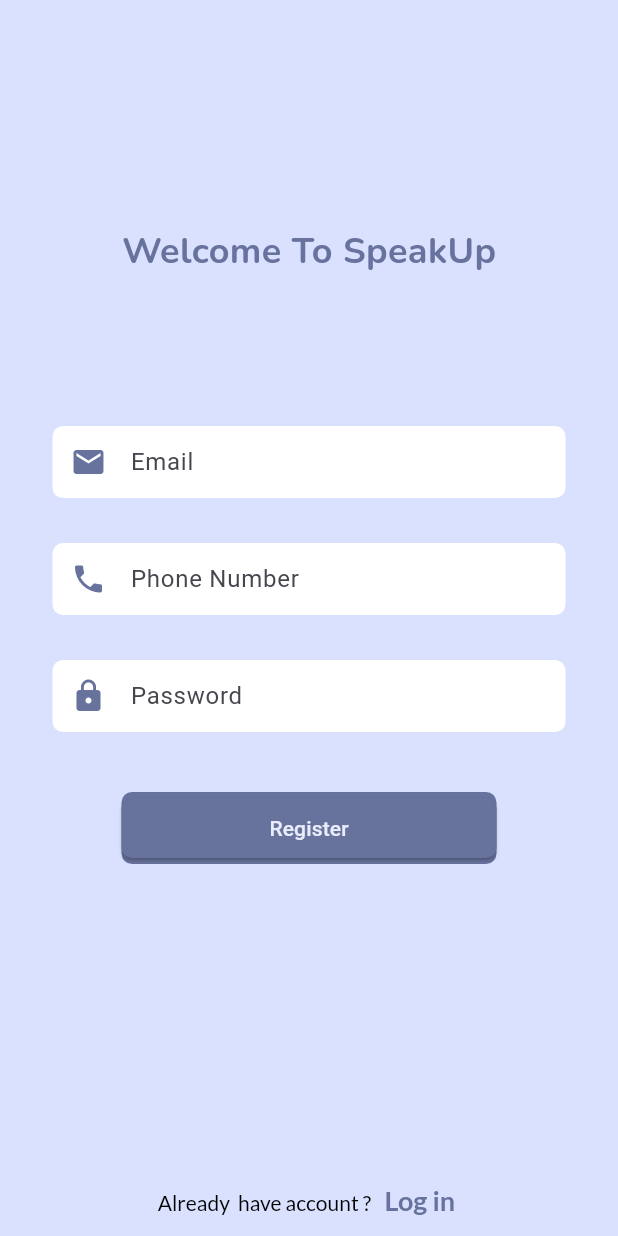
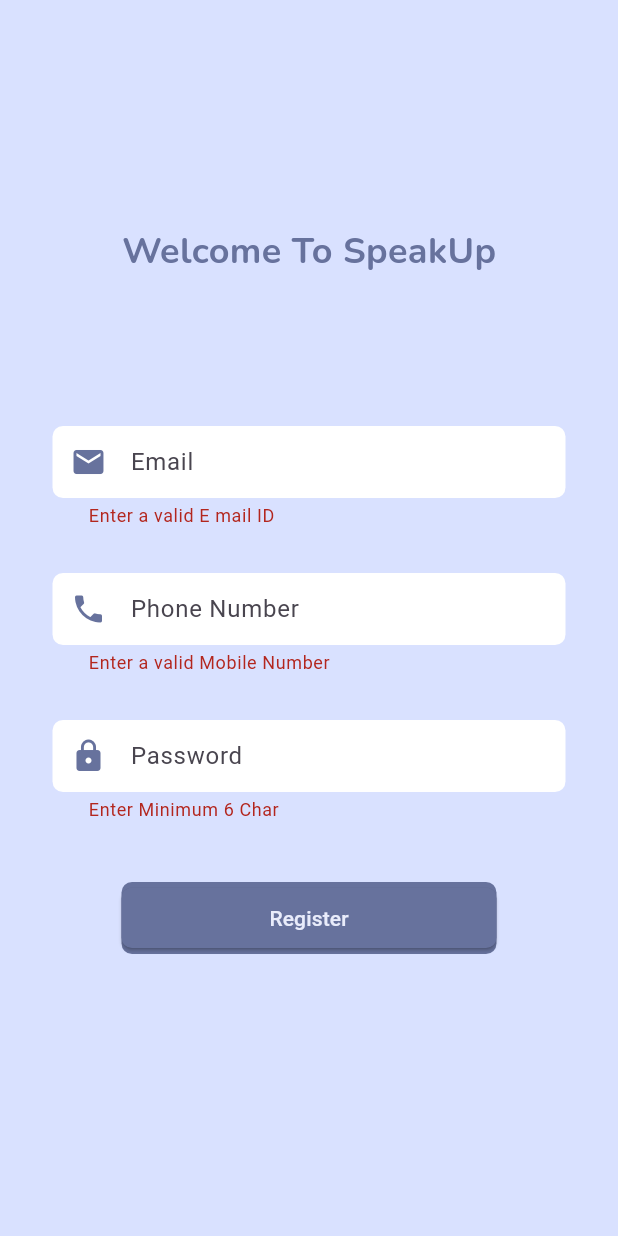
Before and after one commit to fathimanasrinvk/Learning_App, a Flutter app: the RegistrationScreen screen opened directly, after a tap on "Register", on a phone screen of 412 x 824 dp. Run offline on Flutter 3.47's test engine with Material 3 defaults, Android fonts, the phone set to English and light mode, and no system bars; our stand-ins replace google_fonts, introduction_screen, shared_preferences; accounts and stored records are empty.

Commit message:
registration

```diff
--- a/lib/main.dart
+++ b/lib/main.dart
@@ -2,6 +2,8 @@
 import 'package:flutter/material.dart';
 import 'package:gaming_app/presentation/home_screen/home_screen.dart';
 import 'package:gaming_app/presentation/login_screen/view/login_screen.dart';
+import 'package:gaming_app/presentation/registration_page/view/registration.dart';
+import 'package:gaming_app/presentation/splash_screen/view/splash_screen.dart';
 
 void main(){
   runApp(MyApp());
@@ -12,8 +14,10 @@
   Widget build(BuildContext context) {
     return MaterialApp(
       debugShowCheckedModeBanner: false,
-       home: HomeScreen()
+      // home: HomeScreen()
        // home: LoginScreen()
+     // home:SplashScreen(),
+        home:RegistrationScreen()
 
     );
   }
--- a/lib/presentation/registration_page/view/registration.dart
+++ b/lib/presentation/registration_page/view/registration.dart
@@ -1,8 +1,12 @@
+import 'dart:convert';
+
 import 'package:flutter/material.dart';
 import 'package:gaming_app/core/constants/colors.dart';
 import 'package:gaming_app/presentation/login_screen/view/login_screen.dart';
 import 'package:google_fonts/google_fonts.dart';
 import 'package:shared_preferences/shared_preferences.dart';
+
+import '../../home_screen/home_screen.dart';
 
 class RegistrationScreen extends StatefulWidget {
   @override
@@ -13,15 +17,16 @@
   final phonecontroller = TextEditingController();
   final econtroller = TextEditingController();
   final pcontroller = TextEditingController();
-  final formkey = GlobalKey<FormState>();
+  final formkey=GlobalKey<FormState>();
   late SharedPreferences preferences;
-  late String username;
+  late bool newuser;
 
   @override
   Widget build(BuildContext context) {
     return Scaffold(
         backgroundColor: ColorTheme.secondarycolor,
         body: SingleChildScrollView(
+            child: Form(key:formkey,
               child: Center(
                   child: Column(children: [
                         SizedBox(
@@ -37,6 +42,11 @@
                         Padding(
               padding: const EdgeInsets.only(left: 35, right: 35, top: 100),
               child: TextFormField(
+                controller: econtroller,
+                validator: (email){
+                  if(email!.isEmpty || !email.contains('@'))
+                  { return "Enter a valid E mail ID"; }
+                  else{ return null; } },
                 style: TextStyle(color: ColorTheme.maincolor),
                 decoration: InputDecoration(
                   prefixIcon: Icon(
@@ -56,6 +66,11 @@
                         Padding(
               padding: const EdgeInsets.only(left: 35, right: 35, top: 30),
               child: TextFormField(
+                controller: phonecontroller,
+                validator: (Phone){
+                if(Phone?.length!=10 && int.tryParse(Phone!) == null)
+                  { return "Enter a valid Mobile Number"; }
+                  else{ return null; } },
                 decoration: InputDecoration(
                   prefixIcon: Icon(
                     Icons.phone,
@@ -75,6 +90,11 @@
                         Padding(
               padding: const EdgeInsets.only(left: 35, right: 35, top: 30),
               child: TextFormField(
+                controller: pcontroller,
+                validator: (password){
+                  if(password!.isEmpty||password.length<6)
+                  { return "Enter Minimum 6 Char"; }
+                  else{ return null;} },
                 decoration: InputDecoration(
                   prefixIcon: Icon(
                     Icons.lock,
@@ -100,7 +120,22 @@
                   color: ColorTheme.maincolor,
                   borderRadius: BorderRadius.circular(7)),
               child: ElevatedButton(
-              onPressed: () {},
+                onPressed: () async{
+                  preferences = await SharedPreferences.getInstance();
+                  var isValid=formkey.currentState!.validate();
+                  int Phone= int.parse(phonecontroller.text);
+                  String email= econtroller.text;
+                  String pword= pcontroller.text;
+                  if (isValid==true){
+                    _addUserToSharedPreferences(User(email,Phone,pword));
+                    preferences.setBool("newuser", false);
+                    Navigator.of(context).push(
+                        MaterialPageRoute(builder:(context)=>HomeScreen()));
+                    phonecontroller.text="";
+                    econtroller.text="";
+                    pcontroller.text="";
+                  }
+                },
                 style: ElevatedButton.styleFrom(
                     backgroundColor: ColorTheme.maincolor,
                     shape: RoundedRectangleBorder(
@@ -141,6 +176,36 @@
                 ),
               ),
                         )
-        ]))));
+                      ])),
+            )));
+  }
+  _addUserToSharedPreferences(User user) async {
+    final preferences = await SharedPreferences.getInstance();
+    List<String> userList = preferences.getStringList('users') ?? [];
+    userList.add(json.encode(user.toJson()));
+    await preferences.setStringList('users', userList);
   }
 }
+class User {
+  final String email;
+  final int phone;
+  final String pword;
+
+  User(this.email, this.phone, this.pword);
+
+  Map<String, dynamic> toJson() {
+    return {
+      'email': email,
+      'phone': phone,
+      'password': pword
+    };
+  }
+
+  factory User.fromJson(Map<String, dynamic> json) {
+    return User(
+      json['email'],
+      json['phone'],
+      json['password']
+    );
+  }
+}
```
Also changed, not shown: lib/presentation/login_screen/view/login_screen.dart (+44 -2 lines). Lines whose indentation alone changed are shown as unchanged.
